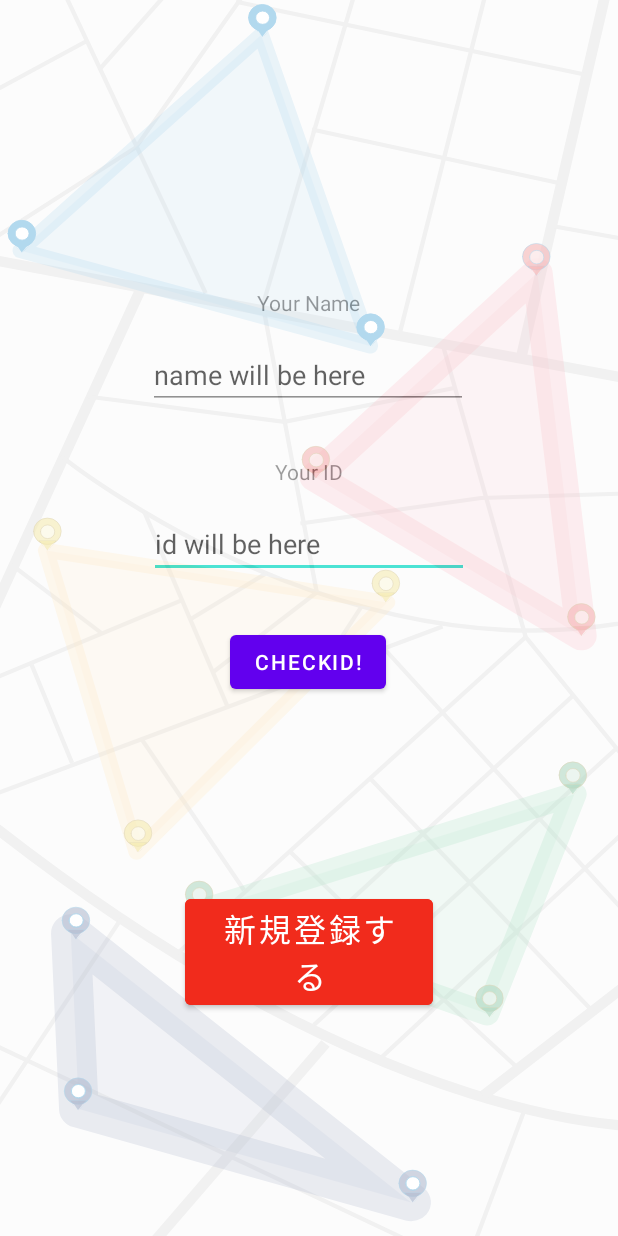
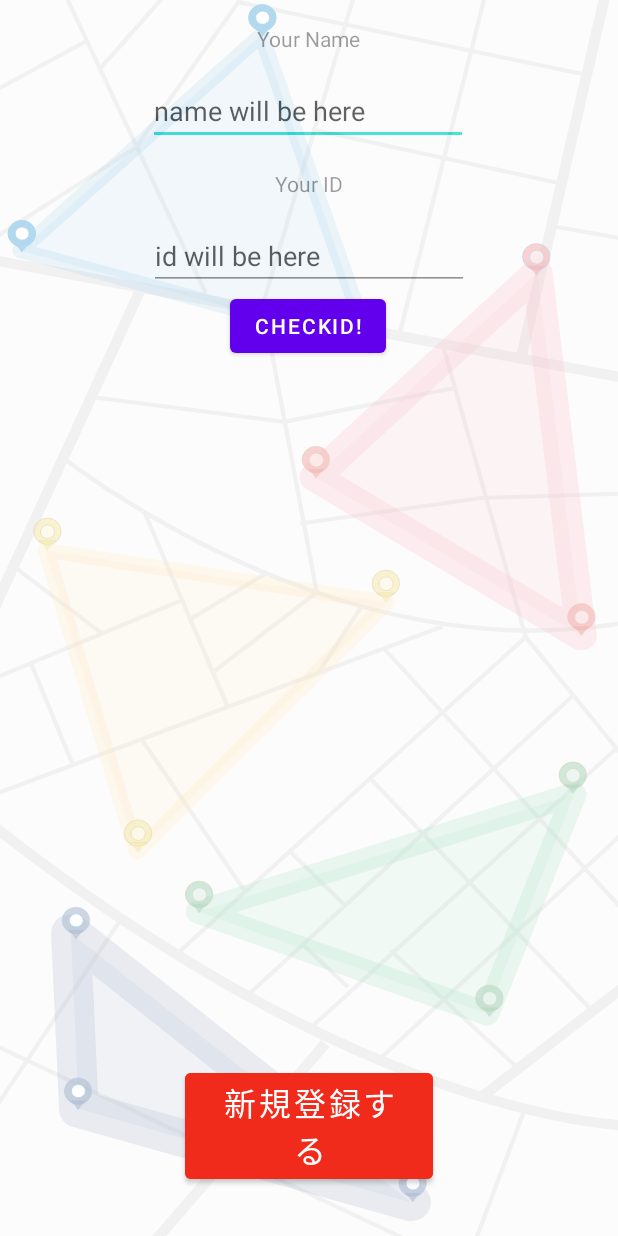
Before and after one commit to ko-t/PL2_Spread, an Android app: the layout activity_titledebug.xml on its own in the app's theme, with its tools: preview values and no code run, on a phone screen of 412 x 824 dp. Run offline under Robolectric (Android 15) with nearby library versions, the light colour scheme and no system bars.

Commit message:
fix start

```diff
--- a/app/src/main/AndroidManifest.xml
+++ b/app/src/main/AndroidManifest.xml
@@ -40,13 +40,15 @@
         <activity android:name=".Ranking" android:screenOrientation="portrait"/>
         <activity android:name=".RoomInfo" android:screenOrientation="portrait"/>
         <activity android:name=".RoomWait" android:screenOrientation="portrait"/>
-        <activity android:name=".Title" android:screenOrientation="portrait"/>
-        <activity android:name=".TitleDebug" android:screenOrientation="portrait">
+        <activity
+            android:name=".Title"
+            android:screenOrientation="portrait">
             <intent-filter>
                 <action android:name="android.intent.action.MAIN" />
                 <category android:name="android.intent.category.LAUNCHER" />
             </intent-filter>
         </activity>
+        <activity android:name=".TitleDebug" android:screenOrientation="portrait"/>
         <activity android:name=".RoomList" android:screenOrientation="portrait"/>
         <activity android:name=".ResultMap" android:screenOrientation="portrait"/>
         <activity android:name=".TeamResultMap" android:screenOrientation="portrait"/>
--- a/app/src/main/res/layout/activity_titledebug.xml
+++ b/app/src/main/res/layout/activity_titledebug.xml
@@ -10,16 +10,62 @@
         android:id="@+id/tid_textView_name"
         android:layout_width="wrap_content"
         android:layout_height="wrap_content"
-        android:layout_marginBottom="16dp"
+        android:layout_marginTop="16dp"
         android:text="Your Name"
-        app:layout_constraintBottom_toTopOf="@+id/tid_editText_name"
         app:layout_constraintEnd_toEndOf="parent"
-        app:layout_constraintStart_toStartOf="parent" />
+        app:layout_constraintStart_toStartOf="parent"
+        app:layout_constraintTop_toTopOf="parent" />
+
+    <EditText
+        android:id="@+id/tid_editText_name"
+        android:layout_width="wrap_content"
+        android:layout_height="wrap_content"
+        android:layout_marginTop="16dp"
+        android:ems="10"
+        android:inputType="textPersonName"
+        android:text="name will be here"
+        app:layout_constraintEnd_toEndOf="parent"
+        app:layout_constraintHorizontal_bias="0.497"
+        app:layout_constraintStart_toStartOf="parent"
+        app:layout_constraintTop_toBottomOf="@+id/tid_textView_name" />
+
+    <TextView
+        android:id="@+id/tid_textView_ID"
+        android:layout_width="wrap_content"
+        android:layout_height="wrap_content"
+        android:layout_marginTop="16dp"
+        android:text="Your ID"
+        app:layout_constraintEnd_toEndOf="parent"
+        app:layout_constraintStart_toStartOf="parent"
+        app:layout_constraintTop_toBottomOf="@+id/tid_editText_name" />
+
+    <EditText
+        android:id="@+id/tid_editText_id"
+        android:layout_width="wrap_content"
+        android:layout_height="wrap_content"
+        android:layout_marginTop="16dp"
+        android:ems="10"
+        android:inputType="textPersonName"
+        android:text="id will be here"
+        app:layout_constraintEnd_toEndOf="parent"
+        app:layout_constraintStart_toStartOf="parent"
+        app:layout_constraintTop_toBottomOf="@+id/tid_textView_ID" />
+
+    <Button
+        android:id="@+id/tid_button_checkID"
+        android:layout_width="wrap_content"
+        android:layout_height="0dp"
+        android:text="@string/tib_check_ID"
+        app:layout_constraintEnd_toEndOf="parent"
+        app:layout_constraintHorizontal_bias="0.498"
+        app:layout_constraintStart_toStartOf="parent"
+        app:layout_constraintTop_toBottomOf="@+id/tid_editText_id" />
 
     <Button
         android:id="@+id/tid_button_start"
         android:layout_width="0dp"
         android:layout_height="0dp"
+        android:layout_marginBottom="32dp"
         android:autoSizeTextType="uniform"
         android:backgroundTint="@color/red"
         android:text="@string/tib_new_reg"
@@ -27,55 +73,7 @@
         app:layout_constraintEnd_toEndOf="parent"
         app:layout_constraintHeight_percent="0.1"
         app:layout_constraintStart_toStartOf="parent"
-        app:layout_constraintTop_toTopOf="parent"
-        app:layout_constraintVertical_bias="0.8"
         app:layout_constraintWidth_percent="0.4" />
-
-    <Button
-        android:id="@+id/tid_button_checkID"
-        android:layout_width="wrap_content"
-        android:layout_height="0dp"
-        android:layout_marginBottom="128dp"
-        android:text="@string/tib_check_ID"
-        app:layout_constraintBottom_toTopOf="@+id/tid_button_start"
-        app:layout_constraintEnd_toEndOf="parent"
-        app:layout_constraintHorizontal_bias="0.498"
-        app:layout_constraintStart_toStartOf="parent" />
-
-    <TextView
-        android:id="@+id/tid_textView_ID"
-        android:layout_width="wrap_content"
-        android:layout_height="wrap_content"
-        android:layout_marginBottom="16dp"
-        android:text="Your ID"
-        app:layout_constraintBottom_toTopOf="@+id/tid_editText_id"
-        app:layout_constraintEnd_toEndOf="parent"
-        app:layout_constraintStart_toStartOf="parent" />
-
-    <EditText
-        android:id="@+id/tid_editText_id"
-        android:layout_width="wrap_content"
-        android:layout_height="wrap_content"
-        android:layout_marginBottom="32dp"
-        android:ems="10"
-        android:inputType="textPersonName"
-        android:text="id will be here"
-        app:layout_constraintBottom_toTopOf="@+id/tid_button_checkID"
-        app:layout_constraintEnd_toEndOf="parent"
-        app:layout_constraintStart_toStartOf="parent" />
-
-    <EditText
-        android:id="@+id/tid_editText_name"
-        android:layout_width="wrap_content"
-        android:layout_height="wrap_content"
-        android:layout_marginBottom="32dp"
-        android:ems="10"
-        android:inputType="textPersonName"
-        android:text="name will be here"
-        app:layout_constraintBottom_toTopOf="@+id/tid_textView_ID"
-        app:layout_constraintEnd_toEndOf="parent"
-        app:layout_constraintHorizontal_bias="0.497"
-        app:layout_constraintStart_toStartOf="parent" />
 
     <ImageView
         android:id="@+id/imageView"
```
